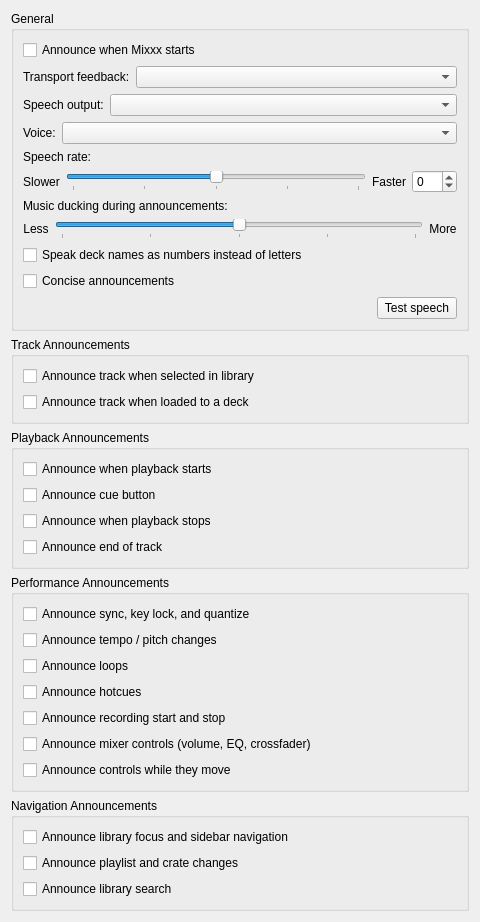
This is src/preferences/dialog/dlgprefaccessibilitydlg.ui in XeTK/mixxx as Qt 5 draws it before an edit. The edited form follows.
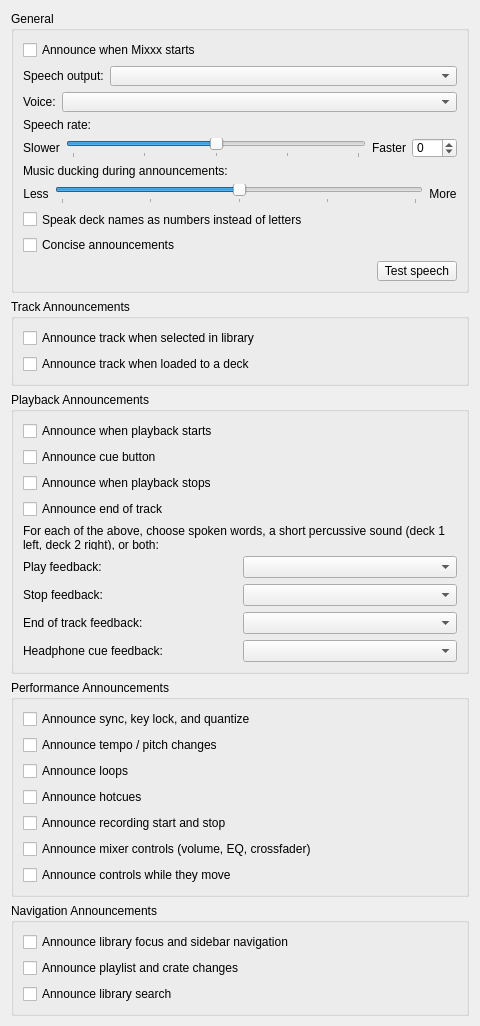
This is the edited form.

Commit message: feat(tts): per-event choice of sound, speech, or both for transport cues

The edit to the form file:
```diff
--- a/src/preferences/dialog/dlgprefaccessibilitydlg.ui
+++ b/src/preferences/dialog/dlgprefaccessibilitydlg.ui
@@ -30,36 +30,6 @@
         </property>
        </widget>
       </item>
-      <item>
-       <layout class="QHBoxLayout" name="horizontalLayoutFeedback">
-        <item>
-         <widget class="QLabel" name="labelFeedback">
-          <property name="text">
-           <string>Transport feedback:</string>
-          </property>
-          <property name="toolTip">
-           <string>How play, stop, end of track, and headphone cue are signalled: spoken, a short percussive sound (deck 1 left, deck 2 right), or both. Other announcements are always spoken.</string>
-          </property>
-          <property name="buddy">
-           <cstring>comboBoxFeedbackMode</cstring>
-          </property>
-         </widget>
-        </item>
-        <item>
-         <widget class="QComboBox" name="comboBoxFeedbackMode">
-          <property name="toolTip">
-           <string>How play, stop, end of track, and headphone cue are signalled: spoken, a short percussive sound (deck 1 left, deck 2 right), or both. Other announcements are always spoken.</string>
-          </property>
-          <property name="sizePolicy">
-           <sizepolicy hsizetype="Expanding" vsizetype="Fixed">
-            <horstretch>1</horstretch>
-            <verstretch>0</verstretch>
-           </sizepolicy>
-          </property>
-         </widget>
-        </item>
-       </layout>
-      </item>
       <item>
        <layout class="QHBoxLayout" name="horizontalLayoutRoute">
         <item>
@@ -412,6 +382,84 @@
         </property>
        </widget>
       </item>
+      <item>
+       <widget class="QLabel" name="labelFeedbackHeading">
+        <property name="text">
+         <string>For each of the above, choose spoken words, a short percussive sound (deck 1 left, deck 2 right), or both:</string>
+        </property>
+        <property name="wordWrap">
+         <bool>true</bool>
+        </property>
+       </widget>
+      </item>
+      <item>
+       <layout class="QHBoxLayout" name="horizontalLayoutFeedbackPlay">
+        <item>
+         <widget class="QLabel" name="labelFeedbackPlay">
+          <property name="text">
+           <string>Play feedback:</string>
+          </property>
+          <property name="buddy">
+           <cstring>comboBoxFeedbackPlay</cstring>
+          </property>
+         </widget>
+        </item>
+        <item>
+         <widget class="QComboBox" name="comboBoxFeedbackPlay"/>
+        </item>
+       </layout>
+      </item>
+      <item>
+       <layout class="QHBoxLayout" name="horizontalLayoutFeedbackStop">
+        <item>
+         <widget class="QLabel" name="labelFeedbackStop">
+          <property name="text">
+           <string>Stop feedback:</string>
+          </property>
+          <property name="buddy">
+           <cstring>comboBoxFeedbackStop</cstring>
+          </property>
+         </widget>
+        </item>
+        <item>
+         <widget class="QComboBox" name="comboBoxFeedbackStop"/>
+        </item>
+       </layout>
+      </item>
+      <item>
+       <layout class="QHBoxLayout" name="horizontalLayoutFeedbackEndOfTrack">
+        <item>
+         <widget class="QLabel" name="labelFeedbackEndOfTrack">
+          <property name="text">
+           <string>End of track feedback:</string>
+          </property>
+          <property name="buddy">
+           <cstring>comboBoxFeedbackEndOfTrack</cstring>
+          </property>
+         </widget>
+        </item>
+        <item>
+         <widget class="QComboBox" name="comboBoxFeedbackEndOfTrack"/>
+        </item>
+       </layout>
+      </item>
+      <item>
+       <layout class="QHBoxLayout" name="horizontalLayoutFeedbackCue">
+        <item>
+         <widget class="QLabel" name="labelFeedbackCue">
+          <property name="text">
+           <string>Headphone cue feedback:</string>
+          </property>
+          <property name="buddy">
+           <cstring>comboBoxFeedbackCue</cstring>
+          </property>
+         </widget>
+        </item>
+        <item>
+         <widget class="QComboBox" name="comboBoxFeedbackCue"/>
+        </item>
+       </layout>
+      </item>
      </layout>
     </widget>
    </item>
```
The commit also changes 6 other files.
